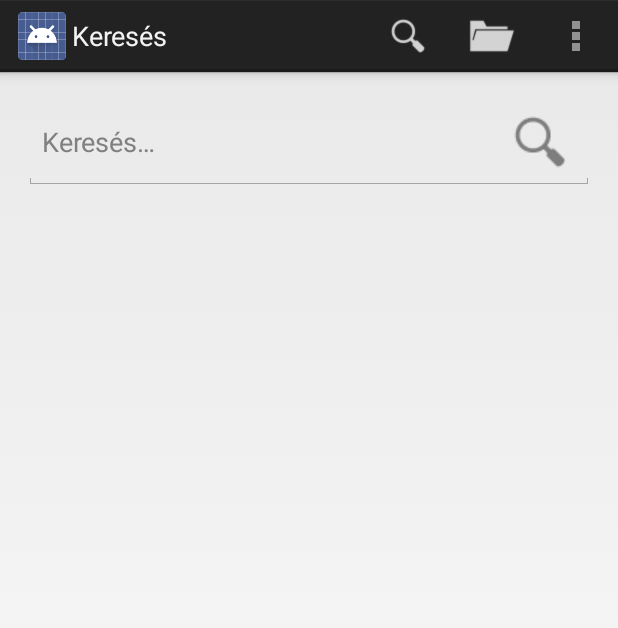
After one commit to nvirth/BookTera, an Android app: the SearchActivity screen opened directly, with no data from a screen before it, on a phone screen of 412 x 824 dp. The commit adds this screen. Shown: the top 628 px of the screen. Run offline under Robolectric (Android 15) with nearby library versions, the phone set to English and light mode, and no system bars.

Commit message:
Implemented the SearchActivity
SearchActivity
* Wired in ActionBar
* The search textbox has also a clickable icon
* Remembers the last search (won't send +1 unnecessary request)

Others
* Added no-result label to the BookBlock's fragment's view
* Minor refactors

```diff
--- /dev/null
+++ b/Java/Android/Android/src/main/java/com/booktera/android/activities/SearchActivity.java
@@ -0,0 +1,90 @@
+package com.booktera.android.activities;
+
+import android.app.Activity;
+import android.os.Bundle;
+import android.view.MotionEvent;
+import android.view.View;
+import android.view.inputmethod.EditorInfo;
+import android.widget.EditText;
+import android.widget.TextView;
+import com.booktera.android.R;
+import com.booktera.android.activities.base.ActionBarActivity;
+import com.booktera.android.common.utils.Utils;
+import com.booktera.android.fragments.bookBlock.SearchFragment;
+
+public class SearchActivity extends ActionBarActivity
+{
+    protected ViewHolder vh;
+
+    class ViewHolder
+    {
+        EditText searchTextBox;
+
+        public ViewHolder(Activity activity)
+        {
+            searchTextBox = (EditText) activity.findViewById(R.id.tb_search);
+        }
+    }
+
+    @Override
+    protected void onCreate(Bundle savedInstanceState)
+    {
+        super.onCreate(savedInstanceState);
+        setContentView(R.layout.activity_search);
+
+        vh = new ViewHolder(this);
+        vh.searchTextBox.setOnEditorActionListener(onEditorActionListener());
+        vh.searchTextBox.setOnTouchListener(onTouchListener());
+
+        search();
+    }
+    private TextView.OnEditorActionListener onEditorActionListener()
+    {
+        return (v, actionId, event) -> {
+            if (actionId == EditorInfo.IME_ACTION_SEARCH)
+            {
+                search();
+                Utils.hideKeyboard(this);
+                return true;
+            }
+            return false;
+        };
+    }
+    private View.OnTouchListener onTouchListener()
+    {
+        return (v, event) -> {
+            final int DRAWABLE_LEFT = 0;
+            final int DRAWABLE_TOP = 1;
+            final int DRAWABLE_RIGHT = 2;
+            final int DRAWABLE_BOTTOM = 3;
+
+            if (event == null || event.getAction() != MotionEvent.ACTION_UP)
+                return false;
+
+            int rightZoneWidth = vh.searchTextBox.getCompoundDrawables()[DRAWABLE_RIGHT].getBounds().width();
+            int rightEdgeOfView = vh.searchTextBox.getRight();
+            int rightZoneStart = rightEdgeOfView - rightZoneWidth;
+            if (event.getRawX() >= rightZoneStart)
+            {
+                search();
+                Utils.hideKeyboard(this);
+
+                return true;
+            }
+            return false;
+        };
+    }
+    private void search()
+    {
+        String searchInput = vh.searchTextBox.getText().toString();
+        if (searchInput == null || searchInput.length() < 3)
+            return;
+
+        // Here happens the search, by creating a new fragment
+        runInFragmentTransaction(
+            transaction -> transaction.replace(
+                R.id.searchResultsFragment_container,
+                SearchFragment.newInstance(searchInput)
+            ));
+    }
+}
--- a/Java/Android/Android/src/main/java/com/booktera/android/activities/base/ActionBarActivity.java
+++ b/Java/Android/Android/src/main/java/com/booktera/android/activities/base/ActionBarActivity.java
@@ -1,8 +1,10 @@
 package com.booktera.android.activities.base;
 
+import android.content.Intent;
 import android.view.Menu;
 import android.view.MenuItem;
 import com.booktera.android.R;
+import com.booktera.android.activities.SearchActivity;
 import com.booktera.android.common.UserData;
 
 /**
@@ -81,7 +83,8 @@ public class ActionBarActivity extends BaseActivity
     }
     private void onSearchClicked()
     {
-        showToast("The Search menu item is not implemented yet. ");
+        Intent gotoSearchIntent = new Intent(this, SearchActivity.class);
+        startActivity(gotoSearchIntent);
     }
     private void onCategoriesClicked()
     {
--- a/Java/Android/Android/src/main/java/com/booktera/android/fragments/bookBlock/MainHighlightedsFragment.java
+++ b/Java/Android/Android/src/main/java/com/booktera/android/fragments/bookBlock/MainHighlightedsFragment.java
@@ -8,17 +8,17 @@ import com.booktera.androidclientproxy.lib.proxy.Services;
 public class MainHighlightedsFragment extends BookBlocksFragment
 {
     @Override
-    protected void loadData(View view)
+    protected void loadData()
     {
         if (MainVM.Instance.getMainHighlightedProducts() == null)
             Services.ProductManager.getMainHighlighteds(1, 8,
                 bookBlockPLVM ->
                 {
                     MainVM.Instance.setMainHighlightedProducts(bookBlockPLVM);
-                    applyData(view, bookBlockPLVM);
+                    applyData(bookBlockPLVM);
                 }
                 , null);
         else
-            applyData(view, MainVM.Instance.getMainHighlightedProducts());
+            applyData(MainVM.Instance.getMainHighlightedProducts());
     }
 }
--- a/Java/Android/Android/src/main/java/com/booktera/android/fragments/bookBlock/NewestsFragment.java
+++ b/Java/Android/Android/src/main/java/com/booktera/android/fragments/bookBlock/NewestsFragment.java
@@ -8,17 +8,17 @@ import com.booktera.androidclientproxy.lib.proxy.Services;
 public class NewestsFragment extends BookBlocksFragment
 {
     @Override
-    protected void loadData(View view)
+    protected void loadData()
     {
         if (MainVM.Instance.getNewestProducts() == null)
             Services.ProductManager.getNewests(2, 8, 16,
                 bookBlockPLVM ->
                 {
                     MainVM.Instance.setNewestProducts(bookBlockPLVM);
-                    applyData(view, bookBlockPLVM);
+                    applyData(bookBlockPLVM);
                 }
                 , null);
         else
-            applyData(view, MainVM.Instance.getNewestProducts());
+            applyData(MainVM.Instance.getNewestProducts());
     }
 }
--- /dev/null
+++ b/Java/Android/Android/src/main/res/layout/activity_search.xml
@@ -0,0 +1,30 @@
+<LinearLayout
+    xmlns:android="http://schemas.android.com/apk/res/android"
+    xmlns:tools="http://schemas.android.com/tools"
+    android:layout_width="match_parent"
+    android:layout_height="match_parent"
+    android:paddingLeft="@dimen/activity_horizontal_margin"
+    android:paddingRight="@dimen/activity_horizontal_margin"
+    android:paddingTop="@dimen/activity_vertical_margin"
+    android:paddingBottom="@dimen/activity_vertical_margin"
+    tools:context="com.booktera.android.activities.SearchActivity"
+    android:orientation="vertical"
+    >
+  <EditText
+      android:id="@+id/tb_search"
+      android:hint="@string/search_"
+      android:layout_width="match_parent"
+      android:layout_height="wrap_content"
+      android:layout_marginBottom="18dp"
+      android:imeOptions="actionSearch"
+      android:inputType="text"
+      android:drawableRight="@drawable/search_dark"
+      android:drawableEnd="@drawable/search_dark"
+      />
+  <LinearLayout
+      android:id="@+id/searchResultsFragment_container"
+      android:layout_width="match_parent"
+      android:layout_height="wrap_content"
+      android:orientation="horizontal"
+      />
+</LinearLayout>
```
Also changed, not shown: Java/Android/Android/src/main/AndroidManifest.xml (+8 -7 lines), Java/Android/Android/src/main/java/com/booktera/android/activities/base/BaseActivity.java (+8 -0 lines), Java/Android/Android/src/main/java/com/booktera/android/common/models/MainVM.java (+6 -6 lines), Java/Android/Android/src/main/java/com/booktera/android/common/models/SearchVM.java (added, +37 -0 lines), Java/Android/Android/src/main/java/com/booktera/android/common/utils/Utils.java (+44 -0 lines), Java/Android/Android/src/main/java/com/booktera/android/fragments/bookBlock/SearchFragment.java (added, +50 -0 lines), Java/Android/Android/src/main/java/com/booktera/android/fragments/bookBlock/base/BookBlocksFragment.java (+18 -8 lines), Java/Android/Android/src/main/res/layout/fragment_book_blocks.xml (+12 -2 lines), Java/Android/Android/src/main/res/values/strings.xml (+12 -9 lines), Java/Android/Android/src/main/res/drawable/search_dark.png (added).
